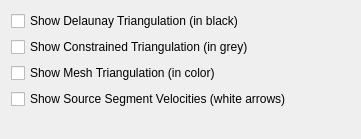
This is src/qt-widgets/TopologyNetworkResolverLayerOptionsWidgetUi.ui in GPlates/GPlates as Qt 5 draws it before an edit. The edited form follows.
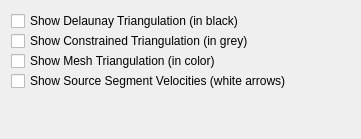
This is the edited form.

What changed in the file:
```diff
--- a/src/qt-widgets/TopologyNetworkResolverLayerOptionsWidgetUi.ui
+++ b/src/qt-widgets/TopologyNetworkResolverLayerOptionsWidgetUi.ui
@@ -16,6 +16,9 @@
   <layout class="QHBoxLayout" name="horizontalLayout">
    <item>
     <layout class="QVBoxLayout" name="verticalLayout">
+     <property name="spacing">
+      <number>0</number>
+     </property>
      <item>
       <widget class="QCheckBox" name="triangulation_checkbox">
        <property name="text">
```
